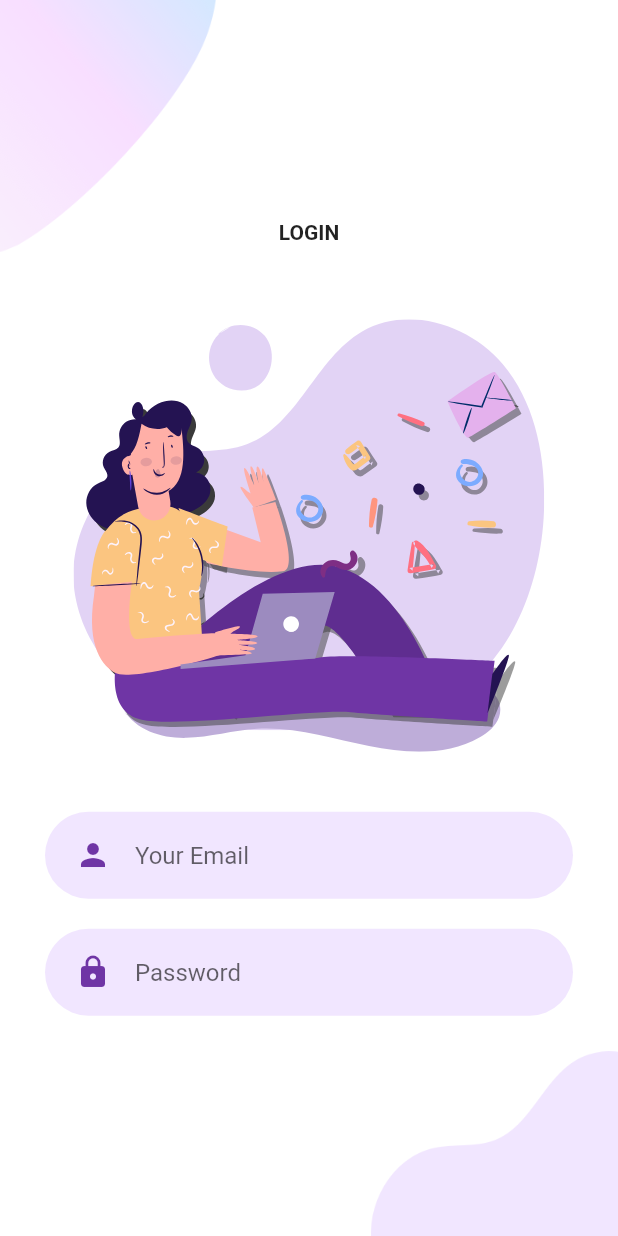
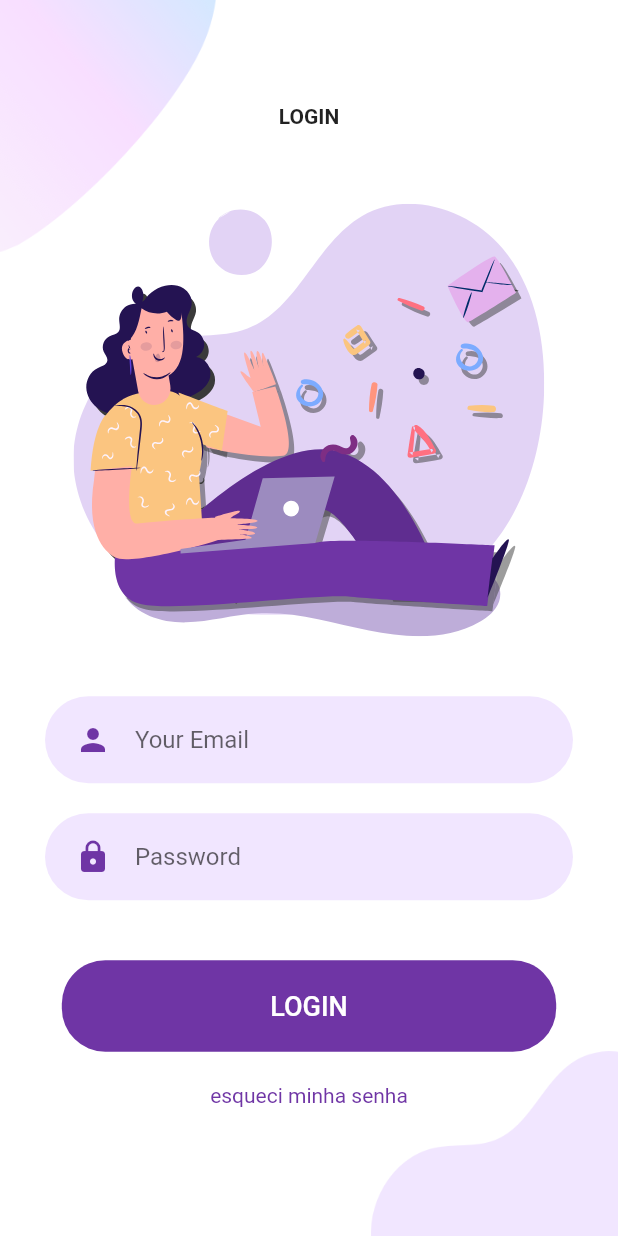
Before and after one commit to paahdiego/FlutterAuthTemplate, a Flutter app: the screen it shows after launch, after a tap on "LOGIN", on a phone screen of 412 x 824 dp. Run offline on Flutter 3.47's test engine with Material 2 defaults, Android fonts, the phone set to English and light mode, and no system bars; our stand-ins replace flutter_secure_storage, flutter_svg, google_fonts; statements that could not run were skipped.

Commit message:
doing login

```diff
--- a/lib/core/app_widget.dart
+++ b/lib/core/app_widget.dart
@@ -1,9 +1,23 @@
 import 'package:authtemplate/core/core.dart';
+import 'package:authtemplate/home/home.dart';
+import 'package:authtemplate/shared/controllers/auth.dart';
 import 'package:authtemplate/splash/splash_page.dart';
+import 'package:authtemplate/welcome/welcome_page.dart';
 import 'package:flutter/material.dart';
 import 'package:flutter/services.dart';
+import 'package:provider/provider.dart';
 
-class AppWidget extends StatelessWidget {
+class AppWidget extends StatefulWidget {
+  @override
+  _AppWidgetState createState() => _AppWidgetState();
+}
+
+class _AppWidgetState extends State<AppWidget> {
+  @override
+  void initState() {
+    super.initState();
+  }
+
   @override
   Widget build(BuildContext context) {
     SystemChrome.setPreferredOrientations([
@@ -19,10 +33,17 @@ class AppWidget extends StatelessWidget {
         scaffoldBackgroundColor: AppColors.white,
       ),
       home: LayoutBuilder(builder: (context, constraints) {
-        DeviceScreenSize dss =
-            DeviceScreenSize(mediaQuery: MediaQuery.of(context));
-        return SplashPage(
-          animationValue: dss.defaultPaddingValue,
+        return Consumer<AuthController>(
+          builder: (context, authController, _) {
+            print(authController.state);
+            if (authController.state == AuthState.authenticated) {
+              return HomePage();
+            } else if (authController.state == AuthState.notAuthenticated) {
+              return WelcomePage();
+            } else {
+              return SplashPage();
+            }
+          },
         );
       }),
     );
--- a/lib/login/login_page.dart
+++ b/lib/login/login_page.dart
@@ -1,16 +1,69 @@
 import 'package:authtemplate/core/core.dart';
 import 'package:authtemplate/login/widgets/background.dart';
+import 'package:authtemplate/shared/controllers/auth.dart';
+import 'package:authtemplate/shared/models/login.dart';
+import 'package:authtemplate/shared/services/auth.dart';
+import 'package:authtemplate/shared/widgets/rounded_button.dart';
 import 'package:authtemplate/shared/widgets/rounded_input_field.dart';
 import 'package:flutter/material.dart';
 import 'package:flutter_svg/flutter_svg.dart';
+import 'package:provider/provider.dart';
 
-class LoginPage extends StatelessWidget {
+class LoginPage extends StatefulWidget {
+  @override
+  _LoginPageState createState() => _LoginPageState();
+}
+
+class _LoginPageState extends State<LoginPage> {
+  final _formKey = GlobalKey<FormState>();
+  TextEditingController emailController = TextEditingController();
+  TextEditingController passController = TextEditingController();
+
+  AuthController controller;
+
+  @override
+  void initState() {
+    super.initState();
+  }
+
+  Future<void> login() async {
+    try {
+      if (_formKey.currentState.validate()) {
+        setState(() {
+          controller.state = AuthState.loading;
+        });
+
+        LoginModel login = LoginModel(
+          email: emailController.text,
+          password: passController.text,
+        );
+
+        try {
+          var response = await AuthService().login(login);
+          print(response.userId);
+          setState(() {
+            controller.state = AuthState.authenticated;
+          });
+          if (Navigator.canPop(context)) Navigator.of(context).pop();
+        } catch (error) {
+          print("entrou aqui");
+          setState(() {
+            controller.state = AuthState.notAuthenticated;
+          });
+          //showInSnackBar('Falha ao realizar o login');
+        }
+      }
+    } catch (e) {}
+  }
+
   @override
   Widget build(BuildContext context) {
     DeviceScreenSize dss = DeviceScreenSize(mediaQuery: MediaQuery.of(context));
-
+    controller = Provider.of<AuthController>(context);
     return Scaffold(
       body: Background(
+        child: Form(
+          key: _formKey,
           child: Column(
             mainAxisAlignment: MainAxisAlignment.center,
             children: [
@@ -32,8 +85,14 @@ class LoginPage extends StatelessWidget {
                 padding: dss.defaultPadding,
                 child: RoundedInputField(
                   hintText: "Your Email",
-                onChanged: (value) {
-                  print(value);
+                  icon: Icons.person,
+                  controller: emailController,
+                  keyboardType: TextInputType.emailAddress,
+                  validator: (String value) {
+                    if (value.isEmpty) {
+                      return "digite o e-mail";
+                    }
+                    return null;
                   },
                 ),
               ),
@@ -45,14 +104,53 @@ class LoginPage extends StatelessWidget {
                 child: RoundedInputField(
                   hintText: "Password",
                   icon: Icons.lock,
-                onChanged: (value) {
-                  print(value);
+                  controller: passController,
+                  obscureText: true,
+                  keyboardType: TextInputType.visiblePassword,
+                  validator: (String value) {
+                    if (value.isEmpty) {
+                      return "digite a senha";
+                    }
+                    return null;
                   },
+                ),
+              ),
+              SizedBox(
+                height: 40,
+              ),
+              RoundedButton(
+                onPressed: () async {
+                  await login();
+                  //Navigator.of(context).pop();
+                },
+                child: controller.state != AuthState.loading
+                    ? Text(
+                        "LOGIN",
+                        style: TextStyle(fontSize: 18),
+                      )
+                    : SizedBox(
+                        height: 20,
+                        width: 20,
+                        child: CircularProgressIndicator(
+                          backgroundColor: AppColors.white,
+                          strokeWidth: 2.5,
+                        ),
+                      ),
+              ),
+              SizedBox(
+                height: 5,
+              ),
+              TextButton(
+                onPressed: () {},
+                child: Text(
+                  "esqueci minha senha",
+                  style: AppTextStyles.primary(14),
                 ),
               ),
             ],
           ),
         ),
+      ),
     );
   }
 }
--- a/lib/main.dart
+++ b/lib/main.dart
@@ -1,12 +1,14 @@
 import 'package:authtemplate/core/core.dart';
+import 'package:authtemplate/shared/controllers/auth.dart';
 
 import 'package:flutter/material.dart';
+import 'package:provider/provider.dart';
 
-void main() => runApp(MyApp());
-
-class MyApp extends StatelessWidget {
-  @override
-  Widget build(BuildContext context) {
-    return AppWidget();
-  }
-}
+void main() => runApp(MultiProvider(
+      providers: [
+        ChangeNotifierProvider<AuthController>.value(
+          value: AuthController(),
+        ),
+      ],
+      child: AppWidget(),
+    ),);
--- a/lib/shared/config/connection.dart
+++ b/lib/shared/config/connection.dart
@@ -4,15 +4,16 @@ Uri getUri(String path) {
   return new Uri(
     scheme: 'http',
     host: API_URL,
-    port: 3333,
+    port: 3399,
     path: path,
   );
 }
+
 Uri getUriWithQuery(String path, Map<String, dynamic> query) {
   return new Uri(
     scheme: 'http',
     host: API_URL,
-    port: 3333,
+    port: 3399,
     path: path,
     queryParameters: query,
   );
--- /dev/null
+++ b/lib/shared/controllers/auth.dart
@@ -0,0 +1,47 @@
+import 'package:authtemplate/shared/services/auth.dart';
+import 'package:flutter/material.dart';
+
+class AuthController extends ChangeNotifier {
+  final stateNotifier = ValueNotifier<AuthState>(AuthState.showSplash);
+  bool isAuthenticated = false;
+
+  AuthController() {
+    this._init();
+  }
+
+  _init() async {
+    await Future.delayed(Duration(seconds: 5));
+    this.stateNotifier.value = await AuthService.isAuthenticated();
+    notifyListeners();
+  }
+
+/*
+  void setIsAuthenticated(bool value) {
+    this.isAuthenticated = value;
+    if (!value) {
+      AuthService().logout().then((value) => null);
+    }
+    notifyListeners();
+  } */
+
+  void logout() {
+    AuthService().logout();
+    stateNotifier.value = AuthState.showSplash;
+    _init();
+    notifyListeners();
+  }
+
+  set state(AuthState state) {
+    stateNotifier.value = state;
+    notifyListeners();
+  }
+
+  AuthState get state => stateNotifier.value;
+}
+
+enum AuthState {
+  authenticated,
+  showSplash,
+  loading,
+  notAuthenticated,
+}
--- /dev/null
+++ b/lib/shared/models/jwt.dart
@@ -0,0 +1,13 @@
+class JWTToken {
+  String jwt;
+
+  JWTToken({
+    this.jwt,
+  });
+
+  factory JWTToken.fromJson(Map<String, dynamic> json) {
+    return JWTToken(
+      jwt: json["token"],
+    );
+  }
+}
--- /dev/null
+++ b/lib/shared/models/login.dart
@@ -0,0 +1,14 @@
+class LoginModel {
+  String email;
+  String password;
+
+  LoginModel({
+    this.email = '',
+    this.password = '',
+  });
+
+  Map<String, dynamic> toJson() => {
+        'email': email,
+        'password': password,
+      };
+}
--- /dev/null
+++ b/lib/shared/models/user.dart
@@ -0,0 +1,32 @@
+import 'dart:convert';
+
+import 'package:flutter/material.dart';
+
+class UserModel extends ChangeNotifier {
+  String userId;
+  String name;
+  UserModel(
+    this.userId,
+    this.name,
+  );
+
+  Map<String, dynamic> toMap() {
+    return {
+      'userId': userId,
+      'name': name,
+    };
+  }
+
+  factory UserModel.fromMap(Map<String, dynamic> map) {
+    print(map);
+    return UserModel(
+      map['userId'],
+      map['name'],
+    );
+  }
+
+  String toJson() => json.encode(toMap());
+
+  factory UserModel.fromJson(String source) =>
+      UserModel.fromMap(json.decode(source));
+}
--- a/lib/shared/widgets/rounded_button.dart
+++ b/lib/shared/widgets/rounded_button.dart
@@ -2,13 +2,13 @@ import 'package:authtemplate/core/core.dart';
 import 'package:flutter/material.dart';
 
 class RoundedButton extends StatelessWidget {
-  final String text;
+  final Widget child;
   final VoidCallback onPressed;
   final Color color, textColor;
 
   const RoundedButton({
     Key key,
-    this.text = "",
+    this.child,
     this.onPressed,
     this.color = AppColors.kPrimaryColor,
     this.textColor = Colors.white,
@@ -35,9 +35,7 @@ class RoundedButton extends StatelessWidget {
           foregroundColor: MaterialStateProperty.all(this.textColor),
         ),
         onPressed: this.onPressed,
-        child: Text(
-          this.text,
-        ),
+        child: this.child,
       ),
     );
   }
--- a/lib/shared/widgets/rounded_input_field.dart
+++ b/lib/shared/widgets/rounded_input_field.dart
@@ -6,11 +6,20 @@ class RoundedInputField extends StatelessWidget {
   final String hintText;
   final IconData icon;
   final ValueChanged<String> onChanged;
+  final FormFieldValidator<String> validator;
+  final TextEditingController controller;
+  final TextInputType keyboardType;
+  final bool obscureText;
+
   const RoundedInputField({
     Key key,
     this.hintText,
-    this.icon = Icons.person,
+    this.icon,
     this.onChanged,
+    this.validator,
+    this.controller,
+    this.obscureText = false,
+    this.keyboardType = TextInputType.text,
   }) : super(key: key);
 
   @override
@@ -21,12 +30,19 @@ class RoundedInputField extends StatelessWidget {
         color: AppColors.kPrimaryLightColor,
         borderRadius: BorderRadius.circular(29),
       ),
-      child: TextField(
+      child: TextFormField(
+        validator: validator,
+        controller: controller,
+        obscureText: obscureText,
         onChanged: onChanged,
+        keyboardType: keyboardType,
         decoration: InputDecoration(
           icon: Icon(icon, color: AppColors.kPrimaryColor),
           hintText: hintText,
           border: InputBorder.none,
+          errorStyle: TextStyle(
+            color: AppColors.kPrimaryColor,
+          ),
         ),
       ),
     );
--- a/lib/splash/splash_page.dart
+++ b/lib/splash/splash_page.dart
@@ -5,9 +5,7 @@ import 'package:flutter/material.dart';
 import 'package:flutter_svg/svg.dart';
 
 class SplashPage extends StatefulWidget {
-  final double animationValue;
-
-  const SplashPage({Key key, @required this.animationValue}) : super(key: key);
+  const SplashPage({Key key}) : super(key: key);
   @override
   _SplashPageState createState() => _SplashPageState();
 }
@@ -15,10 +13,10 @@ class SplashPage extends StatefulWidget {
 class _SplashPageState extends State<SplashPage> {
   @override
   Widget build(BuildContext context) {
-    Future.delayed(Duration(seconds: 3)).then((value) {
+    /* Future.delayed(Duration(seconds: 3)).then((value) {
       Navigator.pushReplacement(
           context, MaterialPageRoute(builder: (context) => WelcomePage()));
-    });
+    }); */
 
     return Scaffold(
       body: Container(
--- a/lib/welcome/welcome_page.dart
+++ b/lib/welcome/welcome_page.dart
@@ -36,7 +36,7 @@ class _WelcomePageState extends State<WelcomePage> {
                 height: 50,
               ),
               RoundedButton(
-                text: "LOGIN",
+                child: Text("LOGIN"),
                 onPressed: () {
                   Navigator.push(context,
                       MaterialPageRoute(builder: (context) => LoginPage()));
@@ -46,7 +46,7 @@ class _WelcomePageState extends State<WelcomePage> {
                 height: 20,
               ),
               RoundedButton(
-                text: "SIGN UP",
+                child: Text("SIGN UP"),
                 color: AppColors.kPrimaryLightColor,
                 textColor: Colors.black,
                 onPressed: () {},
--- a/pubspec.yaml
+++ b/pubspec.yaml
@@ -30,6 +30,8 @@ dependencies:
   flutter_svg: ^0.22.0
   google_fonts: ^2.1.0
   provider: ^5.0.0
+  flutter_secure_storage: ^4.2.0
+  http: ^0.13.3
 
 dev_dependencies:
   flutter_test:
```
Also changed, not shown: lib/core/app_text_styles.dart (+2 -38 lines), lib/home/home.dart (added, +31 -0 lines), lib/shared/services/auth.dart (added, +113 -0 lines), pubspec.lock, 2 other files. Lines whose indentation alone changed are shown as unchanged.
